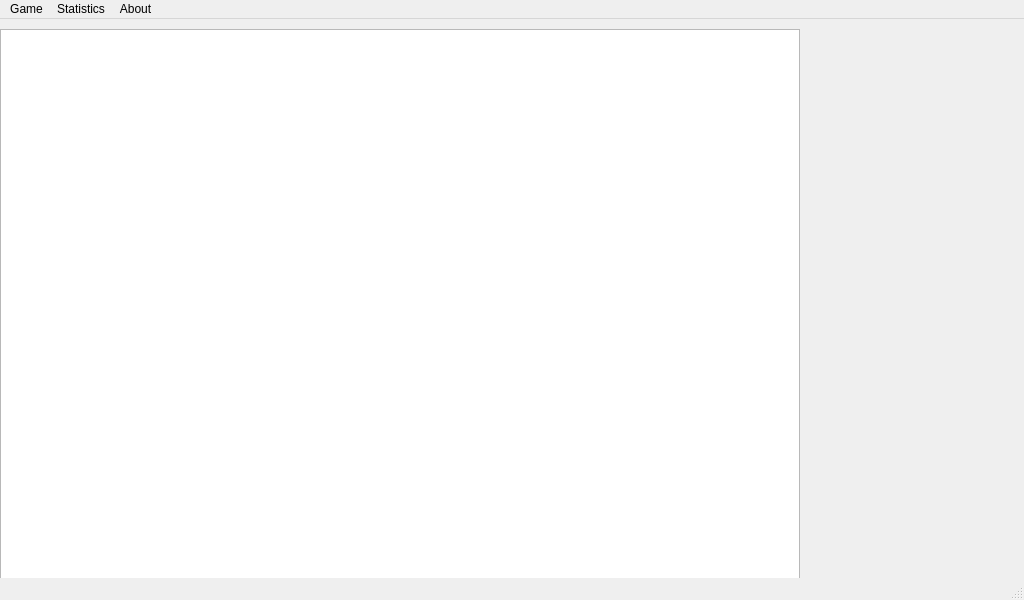
Above: GalaxyGame/Student/mainwindow.ui from ado130/GalaxyGame before the change. Below: the same form after it.
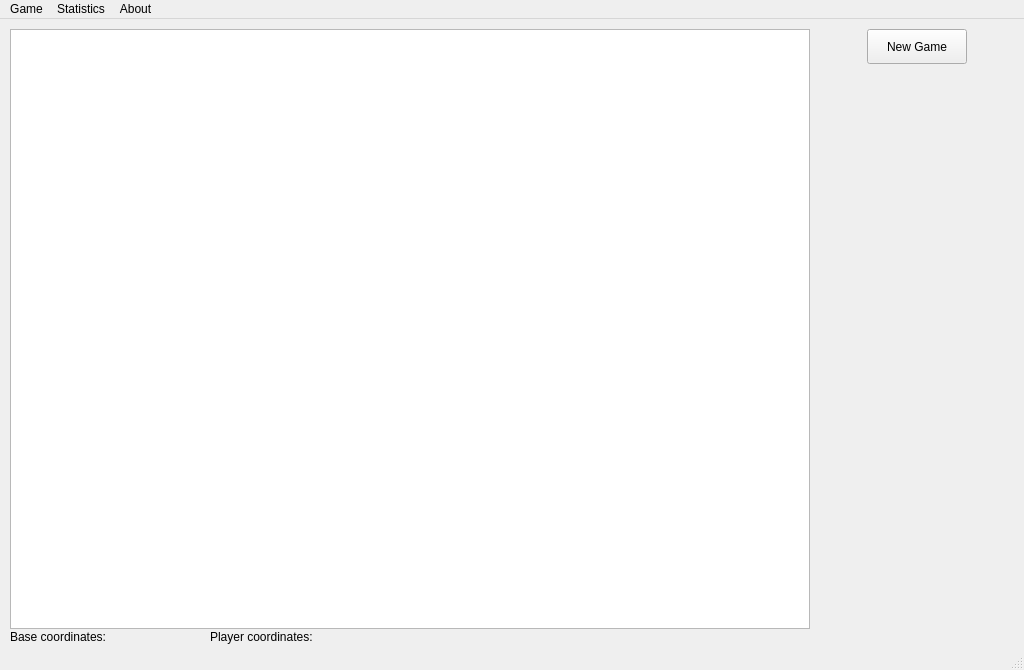
That is the form after the change.

Commit message: Added player and NPC ship

```diff
--- a/GalaxyGame/Student/mainwindow.ui
+++ b/GalaxyGame/Student/mainwindow.ui
@@ -7,19 +7,19 @@
     <x>0</x>
     <y>0</y>
     <width>1024</width>
-    <height>600</height>
+    <height>670</height>
    </rect>
   </property>
   <property name="minimumSize">
    <size>
     <width>1024</width>
-    <height>600</height>
+    <height>570</height>
    </size>
   </property>
   <property name="maximumSize">
    <size>
     <width>1024</width>
-    <height>600</height>
+    <height>768</height>
    </size>
   </property>
   <property name="windowTitle">
@@ -29,7 +29,7 @@
    <widget class="QGraphicsView" name="graphicsView">
     <property name="geometry">
      <rect>
-      <x>0</x>
+      <x>10</x>
       <y>10</y>
       <width>800</width>
       <height>600</height>
@@ -46,6 +46,51 @@
       <width>800</width>
       <height>600</height>
      </size>
+    </property>
+    <property name="verticalScrollBarPolicy">
+     <enum>Qt::ScrollBarAlwaysOff</enum>
+    </property>
+    <property name="horizontalScrollBarPolicy">
+     <enum>Qt::ScrollBarAlwaysOff</enum>
+    </property>
+   </widget>
+   <widget class="QPushButton" name="pbNewGame">
+    <property name="geometry">
+     <rect>
+      <x>867</x>
+      <y>10</y>
+      <width>100</width>
+      <height>35</height>
+     </rect>
+    </property>
+    <property name="text">
+     <string>New Game</string>
+    </property>
+   </widget>
+   <widget class="QLabel" name="lbBaseCoor">
+    <property name="geometry">
+     <rect>
+      <x>10</x>
+      <y>610</y>
+      <width>141</width>
+      <height>16</height>
+     </rect>
+    </property>
+    <property name="text">
+     <string>Base coordinates:</string>
+    </property>
+   </widget>
+   <widget class="QLabel" name="lbPlayerCoor">
+    <property name="geometry">
+     <rect>
+      <x>210</x>
+      <y>610</y>
+      <width>211</width>
+      <height>16</height>
+     </rect>
+    </property>
+    <property name="text">
+     <string>Player coordinates:</string>
     </property>
    </widget>
   </widget>
```
The commit also changes 12 other files.
